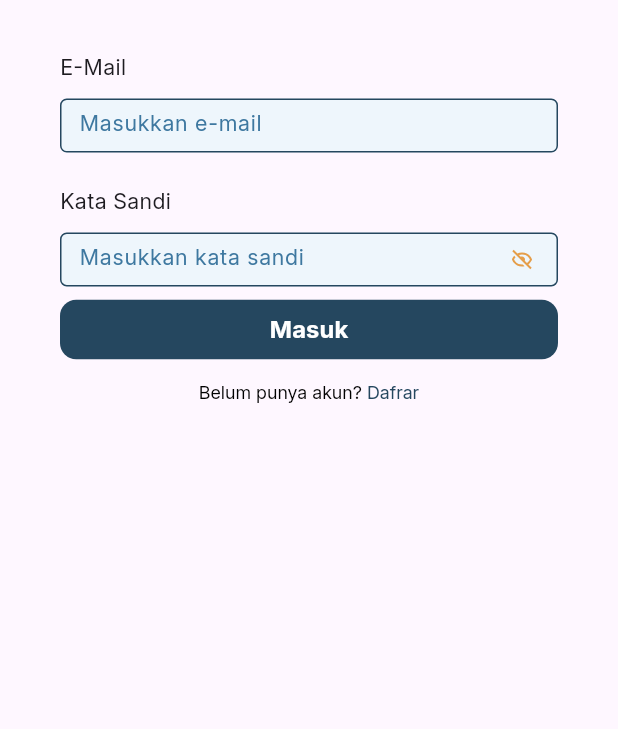
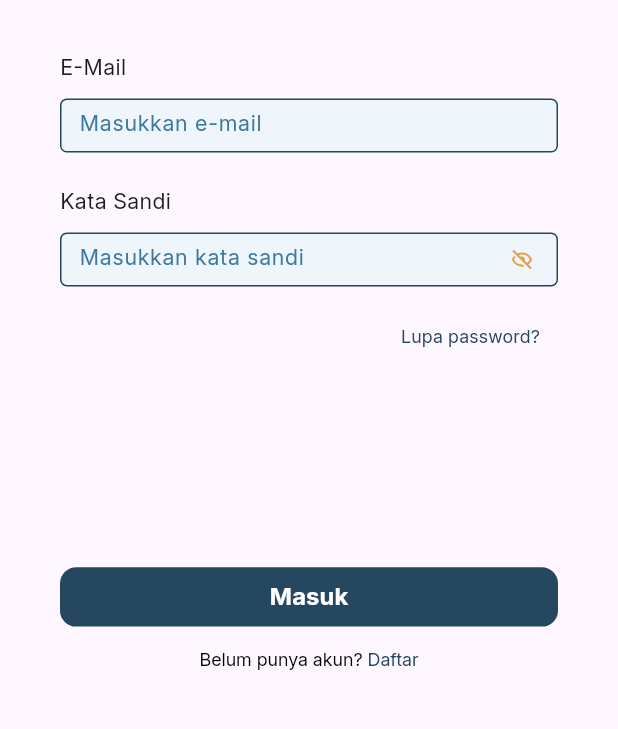
Before and after one commit to snopflake/my_basic_notes, a Flutter app: the screen it shows after launch, on a phone screen of 412 x 824 dp, the part 377-1106 px from its top. Run offline on Flutter 3.47's test engine with Material 3 defaults, Android fonts, the phone set to English and light mode, and no system bars; our stand-ins replace cloud_firestore, equatable, firebase_auth, firebase_core, flutter_bloc, flutter_screenutil and 3 more; accounts and stored records are empty; generated files the repository leaves out were written again.

Commit message:
add lupa password

```diff
--- a/lib/features/auth/presentation/login_page.dart
+++ b/lib/features/auth/presentation/login_page.dart
@@ -101,6 +101,22 @@ class _LoginPageState extends State<LoginPage> {
 
                 SizedBox(height: 10.h),
 
+                Row(
+                  mainAxisAlignment: MainAxisAlignment.end,
+                  children: [
+                    TextButton(
+                       onPressed: () {},
+                        child: Text(
+                          "Lupa password?",
+                          style: AppTextStyles.smallRegular.copyWith(
+                            color: AppColors.blue900)
+                        )
+                      ),
+                    ],
+                  ),
+
+                SizedBox(height: 145.h,),
+
                 // Button
                 AppButton(
                   text: "Masuk",
@@ -124,7 +140,7 @@ class _LoginPageState extends State<LoginPage> {
                     ),
                     children: [
                       TextSpan(
-                        text: "Dafrar",
+                        text: "Daftar",
                         style: AppTextStyles.smallRegular.copyWith(
                           color: AppColors.blue900,
                         ),
```
